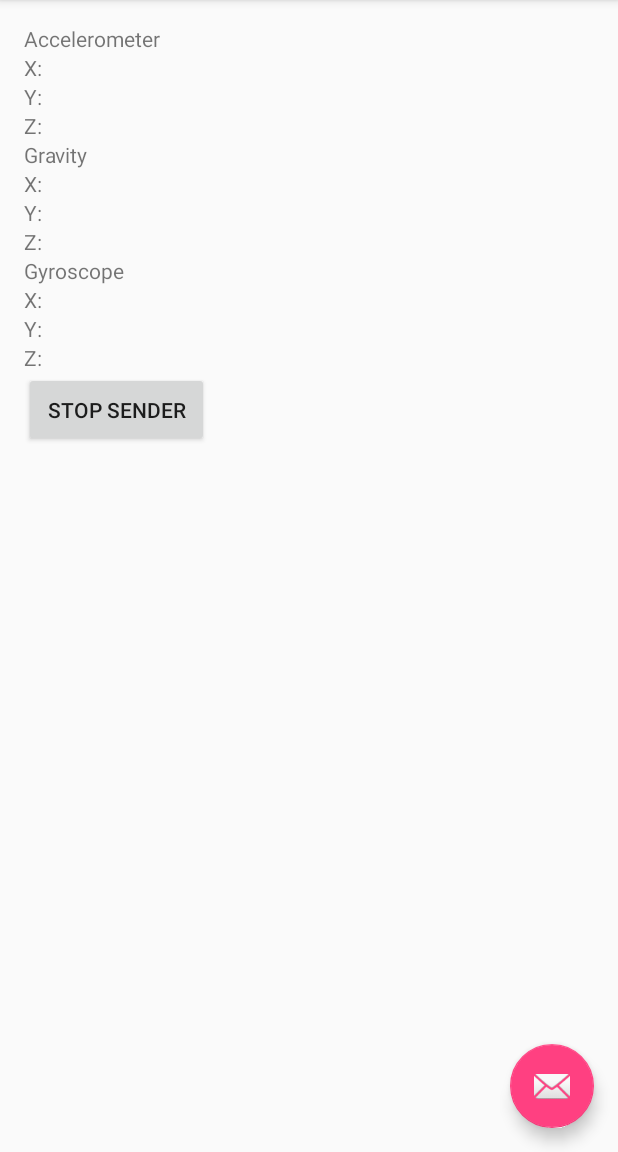
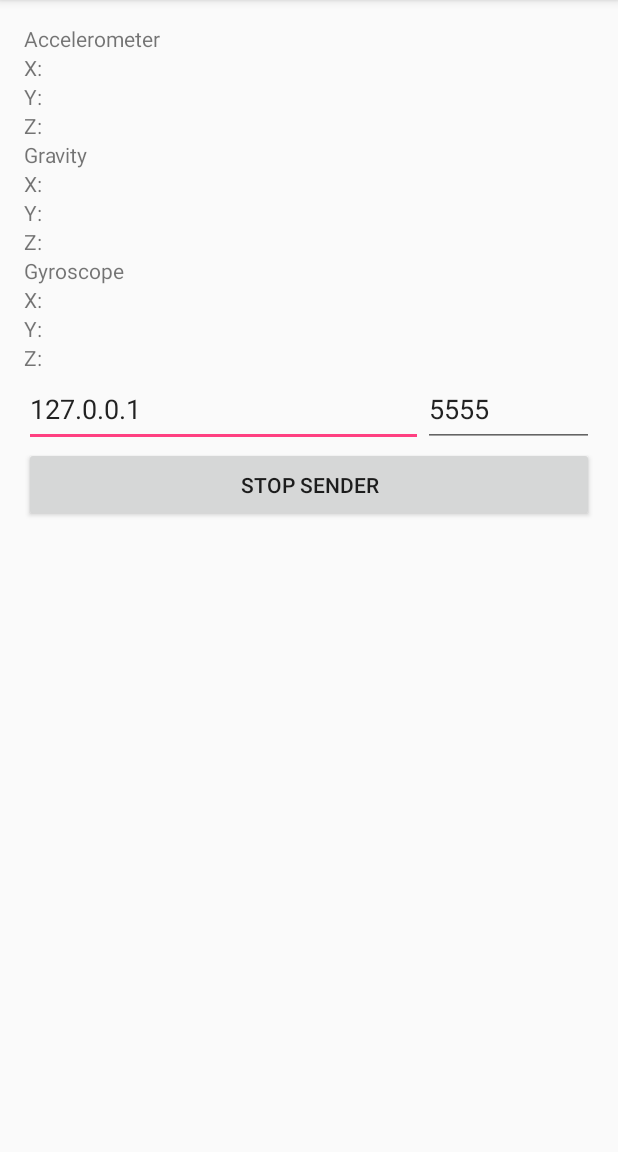
Before and after one commit to astralaster/HeadTrackerAdvanced, an Android app: the screen it shows after launch (MainActivity), after a tap on "START SENDER", on a phone screen of 412 x 824 dp, the part 84-1236 px from its top. Run offline under Robolectric (Android 15) with nearby library versions, the phone set to English and light mode, and no system bars.

Commit message:
Textboxen für IP und Port hinzugefügt.

```diff
--- a/app/src/main/java/com/example/sascha/headtrackeradvanced/MainActivity.java
+++ b/app/src/main/java/com/example/sascha/headtrackeradvanced/MainActivity.java
@@ -4,10 +4,9 @@ import android.content.Intent;
 import android.hardware.SensorEvent;
 import android.hardware.SensorEventListener;
 import android.os.Bundle;
-import android.support.design.widget.FloatingActionButton;
-import android.support.design.widget.Snackbar;
 import android.support.v7.app.AppCompatActivity;
 import android.support.v7.widget.Toolbar;
+import android.text.InputFilter;
 import android.view.View;
 import android.view.Menu;
 import android.view.MenuItem;
@@ -15,6 +14,7 @@ import android.view.MenuItem;
 import android.widget.Button;
 import android.view.View.OnClickListener;
 
+import android.widget.EditText;
 import android.widget.TextView;
 
 import android.hardware.Sensor;
@@ -23,14 +23,6 @@ import android.hardware.SensorManager;
 import android.content.Context;
 
 import com.example.sascha.headtrackeradvanced.services.UDPService;
-
-import java.io.IOException;
-import java.net.DatagramSocket;
-import java.net.DatagramPacket;
-import java.net.InetAddress;
-import java.net.SocketException;
-import java.net.UnknownHostException;
-import java.nio.ByteBuffer;
 
 
 public class MainActivity extends AppCompatActivity implements SensorEventListener {
@@ -51,14 +43,32 @@ public class MainActivity extends AppCompatActivity implements SensorEventListen
         Toolbar toolbar = (Toolbar) findViewById(R.id.toolbar);
         setSupportActionBar(toolbar);
 
-        FloatingActionButton fab = (FloatingActionButton) findViewById(R.id.fab);
-        fab.setOnClickListener(new View.OnClickListener() {
+        final EditText ipAddress = (EditText)findViewById(R.id.ip_address);
+        InputFilter[] filters = new InputFilter[1];
+        filters[0] = new InputFilter() {
             @Override
-            public void onClick(View view) {
-                Snackbar.make(view, "Replace with your own action", Snackbar.LENGTH_LONG)
-                        .setAction("Action", null).show();
+            public CharSequence filter(CharSequence source, int start, int end,
+                                       android.text.Spanned dest, int dstart, int dend) {
+                if (end > start) {
+                    String destTxt = dest.toString();
+                    String resultingTxt = destTxt.substring(0, dstart) + source.subSequence(start, end) + destTxt.substring(dend);
+                    if (!resultingTxt.matches ("^\\d{1,3}(\\.(\\d{1,3}(\\.(\\d{1,3}(\\.(\\d{1,3})?)?)?)?)?)?")) {
+                        return "";
+                    } else {
+                        String[] splits = resultingTxt.split("\\.");
+                        for (int i=0; i<splits.length; i++) {
+                            if (Integer.valueOf(splits[i]) > 255) {
+                                return "";
+                            }
+                        }
+                    }
+                }
+                return null;
             }
-        });
+
+        };
+        ipAddress.setFilters(filters);
+        final EditText port = (EditText) findViewById(R.id.port);
 
         sender = new UDPService();
         serviceRunning = false;
@@ -72,7 +82,7 @@ public class MainActivity extends AppCompatActivity implements SensorEventListen
         mSensorManager.registerListener(this, gravity, 1);
         mSensorManager.registerListener(this, gyroscope, 1);
 
-        final Button startStopButton = (Button) findViewById(R.id.buttonUdpStartStop);
+        final Button startStopButton = (Button) findViewById(R.id.startstopbutton);
         startStopButton.setOnClickListener(new OnClickListener() {
             @Override
             public void onClick(View v) {
@@ -81,7 +91,10 @@ public class MainActivity extends AppCompatActivity implements SensorEventListen
                     startStopButton.setText("Start Sender");
                     serviceRunning = false;
                 } else {
-                    startService(new Intent(getBaseContext(), UDPService.class));
+                    Intent startIntent = new Intent(getBaseContext(), UDPService.class);
+                    startIntent.putExtra("ip",ipAddress.getText().toString());
+                    startIntent.putExtra("port",Integer.parseInt(port.getText().toString()));
+                    startService(startIntent);
                     startStopButton.setText("Stop Sender");
                     serviceRunning = true;
                 }
--- a/app/src/main/java/com/example/sascha/headtrackeradvanced/services/UDPService.java
+++ b/app/src/main/java/com/example/sascha/headtrackeradvanced/services/UDPService.java
@@ -8,7 +8,6 @@ import android.hardware.SensorEvent;
 import android.hardware.SensorEventListener;
 import android.hardware.SensorManager;
 import android.os.IBinder;
-import android.widget.TextView;
 
 import com.example.sascha.headtrackeradvanced.R;
 
@@ -22,14 +21,13 @@ import java.nio.ByteBuffer;
 import java.nio.ByteOrder;
 
 public class UDPService extends Service implements SensorEventListener {
-    public static final String HOST = "192.168.2.52";   // Ip-Address of Receiver
-    private static final int SEVER_PORT = 5555;         // Port of Receiver
+    private String host;   // Ip-Address of Receiver
+    private int port;         // Port of Receiver
     public static final int VALUE_SIZE_IN_BYTE = 52;    // Temporary....
 
     private InetAddress server;
     private DatagramSocket socket;
     private double[] values;
-
     Thread sender;
 
     @Override
@@ -50,7 +48,7 @@ public class UDPService extends Service implements SensorEventListener {
             @Override
             public void run() {
                 try {
-                    server = InetAddress.getByName(HOST);
+                    server = InetAddress.getByName(host);
                 } catch (UnknownHostException e) {
                     e.printStackTrace();
                 }
@@ -63,7 +61,7 @@ public class UDPService extends Service implements SensorEventListener {
                             b.putDouble(v);
                         }
                         try {
-                            socket.send(new DatagramPacket(b.array(), VALUE_SIZE_IN_BYTE, server, SEVER_PORT));
+                            socket.send(new DatagramPacket(b.array(), VALUE_SIZE_IN_BYTE, server, port));
                         } catch (IOException e) {
                             e.printStackTrace();
                         }
@@ -81,6 +79,8 @@ public class UDPService extends Service implements SensorEventListener {
     @Override
     public int onStartCommand(Intent intent, int flags, int startId) {
         super.onStartCommand(intent, flags, startId);
+        host = intent.getStringExtra("ip");
+        port = intent.getIntExtra("port",0);
         try {
             socket = new DatagramSocket(5555);
         } catch (SocketException e) {
--- a/app/src/main/res/layout/activity_main.xml
+++ b/app/src/main/res/layout/activity_main.xml
@@ -24,12 +24,4 @@
     <include layout="@layout/content_main" />
 
 
-    <android.support.design.widget.FloatingActionButton
-        android:id="@+id/fab"
-        android:layout_width="wrap_content"
-        android:layout_height="wrap_content"
-        android:layout_gravity="bottom|end"
-        android:layout_margin="@dimen/fab_margin"
-        android:src="@android:drawable/ic_dialog_email" />
-
 </android.support.design.widget.CoordinatorLayout>
--- a/app/src/main/res/layout/content_main.xml
+++ b/app/src/main/res/layout/content_main.xml
@@ -162,15 +162,39 @@
                 android:id="@+id/textView_gyroscope_z"
                 android:layout_column="0" />
         </TableRow>
+
+        <TableRow
+            android:layout_width="match_parent"
+            android:layout_height="match_parent">
+
+            <android.widget.EditText
+                android:layout_width="0dip"
+                android:layout_height="50dip"
+                android:layout_weight="0.7"
+                android:text="127.0.0.1"
+                android:id="@+id/ip_address">
+            </android.widget.EditText>
+
+            <android.widget.EditText
+                android:layout_width="0dip"
+                android:layout_height="50dip"
+                android:layout_weight="0.3"
+                android:text="5555"
+                android:inputType="number"
+                android:id="@+id/port">
+            </android.widget.EditText>
+        </TableRow>
+
         <TableRow
             android:layout_width="match_parent"
             android:layout_height="match_parent">
 
             <android.widget.Button
-                android:layout_width="match_parent"
-                android:layout_height="50dp"
+                android:layout_width="0dip"
+                android:layout_height="50dip"
+                android:layout_weight="1"
                 android:text="Start Sender"
-                android:id="@+id/buttonUdpStartStop">
+                android:id="@+id/startstopbutton">
             </android.widget.Button>
         </TableRow>
     </TableLayout>
```
